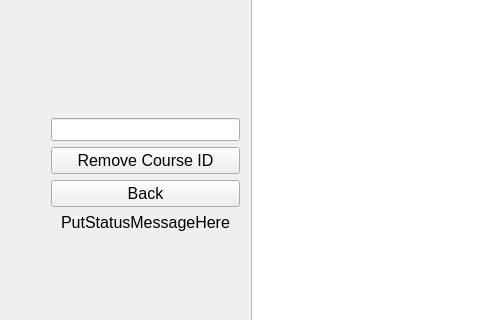
This is form_room_remove.ui in PPsyrius/projekt-KASS as Qt 5 draws it before an edit; both pictures show x 0 to 480 and y 145 to 465 of the 882 by 640 pixel window. The edited form follows.
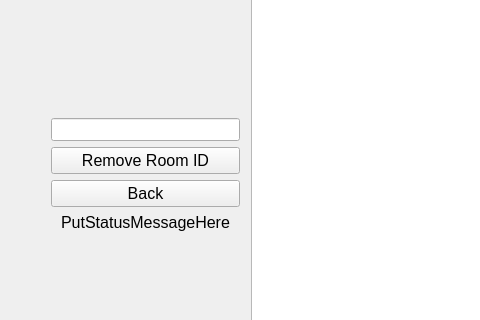
This is the edited form.

Commit message: Finish Add/Remove Room

The edit to the form file:
```diff
--- a/form_room_remove.ui
+++ b/form_room_remove.ui
@@ -62,7 +62,7 @@
         </font>
        </property>
        <property name="text">
-        <string>Remove Course ID</string>
+        <string>Remove Room ID</string>
        </property>
       </widget>
      </item>
```
Left out of the diff: 4 changed lines with no effect on the pictures. The commit also changes 6 other files.
